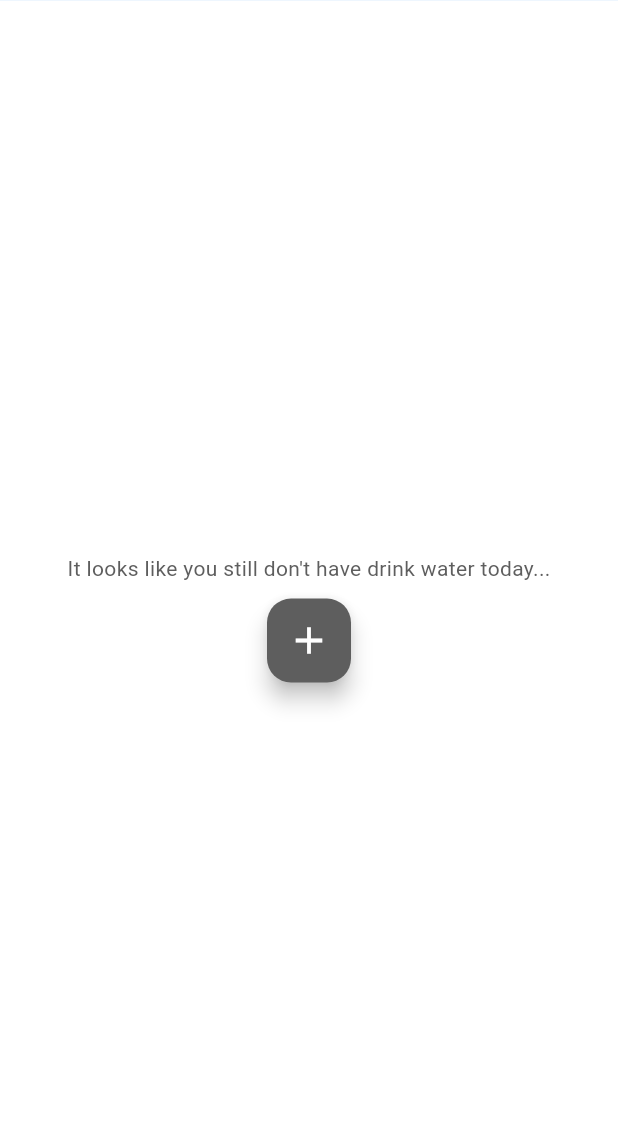
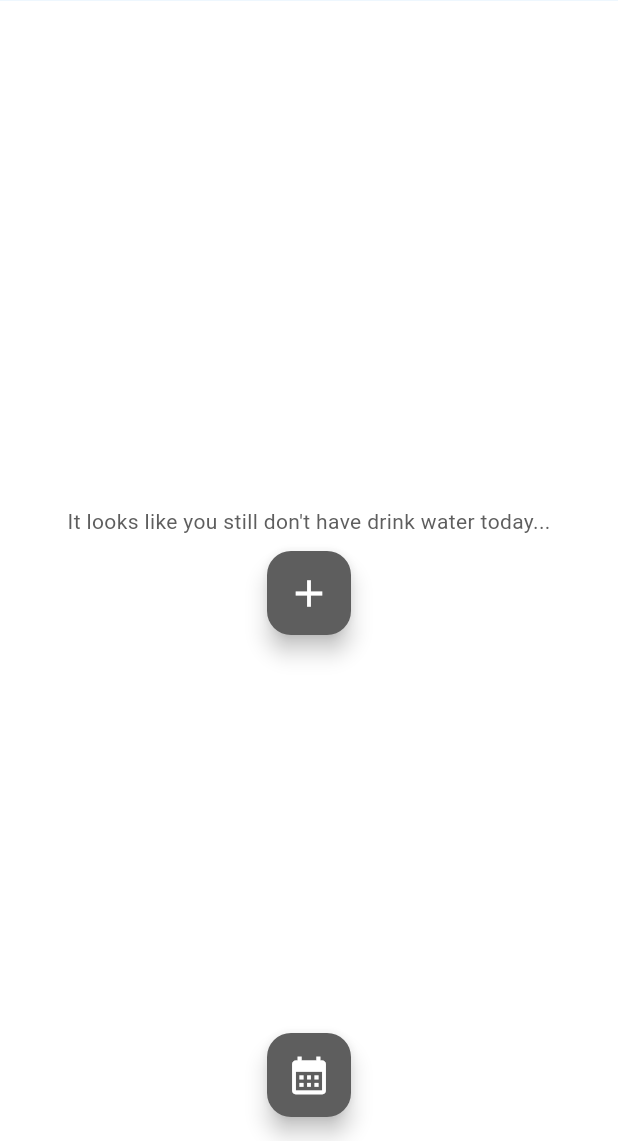
Before and after one commit to RuanEmanuell/waterreminder, a Flutter app: the screen it shows after launch, swiped to page 2, on a phone screen of 412 x 824 dp, the part 95-1236 px from its top. Run offline on Flutter 3.47's test engine with Material 3 defaults, Android fonts, the phone set to English and light mode, and no system bars; our stand-ins replace awesome_notifications, flutter_switch, hive, hive_flutter, wave; accounts and stored records are empty.

Commit message:
(Version 2.0) Adding calendar

```diff
--- a/lib/main.dart
+++ b/lib/main.dart
@@ -83,6 +83,7 @@ class _MyAppState extends State<MyApp> {
     Future.delayed(const Duration(seconds: 2), () {
       if (Hive.box("box0").get("list0") == null ||
           provider.day != Hive.box("daybox").get("day")) {
+        provider.updateDatabase();
         provider.createData();
         Hive.box("languagebox").get("languagemode") != null
             ? provider.english = false
@@ -144,6 +145,7 @@ class _MyAppState extends State<MyApp> {
                     heroTag: "btn2",
                     icon: Icons.local_drink,
                     onPressed: () {
+                      if (value.page == 0) {
                         showDialog(
                           context: context,
                           builder: (context) {
@@ -180,8 +182,8 @@ class _MyAppState extends State<MyApp> {
                                           child: Center(
                                             child: Text(
                                               "Definir meta",
-                                            style:
-                                                TextStyle(color: Colors.white),
+                                              style: TextStyle(
+                                                  color: Colors.white),
                                             ),
                                           ),
                                         ),
@@ -197,6 +199,7 @@ class _MyAppState extends State<MyApp> {
                         ).then(((dialogValue) {
                           value.dismissGoal(false);
                         }));
+                      }
                     },
                   ),
                 ),
@@ -209,6 +212,7 @@ class _MyAppState extends State<MyApp> {
                     heroTag: "btn1",
                     icon: Icons.add,
                     onPressed: () {
+                      if (value.page == 0) {
                         if (value.percentage >= 100 &&
                             Hive.box("mensagebox").get("ok") == null) {
                           showDialog(
@@ -226,8 +230,8 @@ class _MyAppState extends State<MyApp> {
                             },
                           ),
                         );
-                  },
-                ),
+                      }
+                    }),
               ),
             ],
           );
--- a/lib/models/languages.dart
+++ b/lib/models/languages.dart
@@ -8,7 +8,8 @@ var portuguese = [
   "Modo Escuro",
   "Linguagem",
   "Adicionar outro valor(ml)",
-  "Você já atingiu a meta oficial de 2 litros de água por dia da Organização Mundial da Saúde, mas vamos continuar monitorando! Vamos beber água!"
+  "Você já atingiu a meta oficial de 2 litros de água por dia da Organização Mundial da Saúde, mas vamos continuar monitorando! Vamos beber água!",
+  "Progresso diário"
 ];
 
 var english = [
@@ -21,5 +22,6 @@ var english = [
   "Dark Mode",
   "Language",
   "Add other size (ml)",
-  "You've already hit the official goal of 2 liters of water per day from the World Health Organization, but we will continue to monitor! Let's drink water!"
+  "You've already hit the official goal of 2 liters of water per day from the World Health Organization, but we will continue to monitor! Let's drink water!",
+  "Daily progress"
 ];
--- a/lib/screens/history.dart
+++ b/lib/screens/history.dart
@@ -1,7 +1,9 @@
 import 'package:alarme/screens/add.dart';
+import 'package:alarme/screens/calendar.dart';
 import 'package:alarme/widgets/dialog.dart';
 import 'package:flutter/material.dart';
 import 'package:hive/hive.dart';
+import 'package:intl/intl.dart';
 import 'package:provider/provider.dart';
 
 import '../controller/controller.dart';
@@ -17,12 +19,11 @@ class HistoryScreen extends StatelessWidget {
     var screenWidth = MediaQuery.of(context).size.width;
     var value = Provider.of<Controller>(context, listen: false);
     return Scaffold(
+      backgroundColor: Colors.white,
         body: Center(
             child: SingleChildScrollView(
                 physics: const NeverScrollableScrollPhysics(),
                 child: Container(
-                  height: screenHeight,
-                  width: screenWidth,
                   color: value.darkMode
                       ? const Color.fromARGB(255, 29, 29, 29)
                       : Colors.white,
@@ -77,6 +78,23 @@ class HistoryScreen extends StatelessWidget {
                                         removeButtonVisible: true));
                               }),
                         ),
-                ))));
+                ))),
+                floatingActionButton: MainButton(
+                  heroTag: "btn4",
+                  value: value,
+                  icon: Icons.calendar_month,
+                  onPressed: (){
+                    value.calendarIndex(DateTime.parse(value.dayList[value.dayList.length-1]));
+                    Navigator.push(
+                          context,
+                          MaterialPageRoute(
+                            builder: (context) {
+                              return CalendarScreen();
+                            },
+                          ),
+                        );
+                  },
+                ),
+                floatingActionButtonLocation: FloatingActionButtonLocation.centerFloat,);
   }
 }
```
Also changed, not shown: lib/controller/controller.dart (+59 -14 lines), lib/screens/calendar.dart (added, +41 -0 lines). Lines whose indentation alone changed are shown as unchanged.
